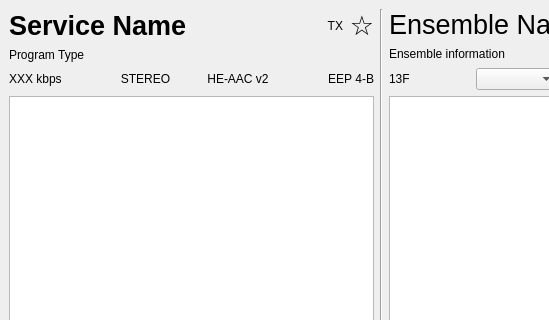
KejPi/AbracaDABra, file gui/mainwindow.ui: the form before one commit; both pictures show x 0 to 549 and y 0 to 320 of the 916 by 485 pixel window.
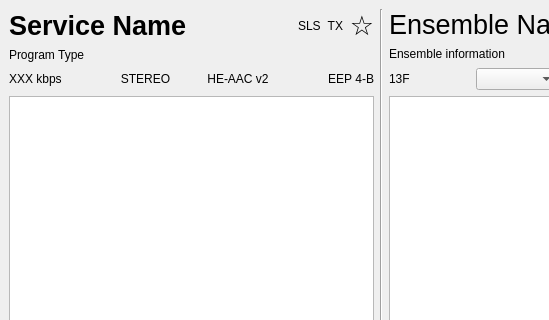
The form after the commit. Custom widgets are drawn as their Qt base class.

Commit message: ClickableLabel used to start CatSLS when it is availble in current service

```diff
--- a/gui/mainwindow.ui
+++ b/gui/mainwindow.ui
@@ -54,6 +54,13 @@
           </property>
          </widget>
         </item>
+        <item>
+         <widget class="ClickableLabel" name="catSlsLabel">
+          <property name="text">
+           <string>SLS</string>
+          </property>
+         </widget>
+        </item>
         <item>
          <widget class="ClickableLabel" name="switchSourceLabel">
           <property name="sizePolicy">
```
The commit also changes 5 other files.
